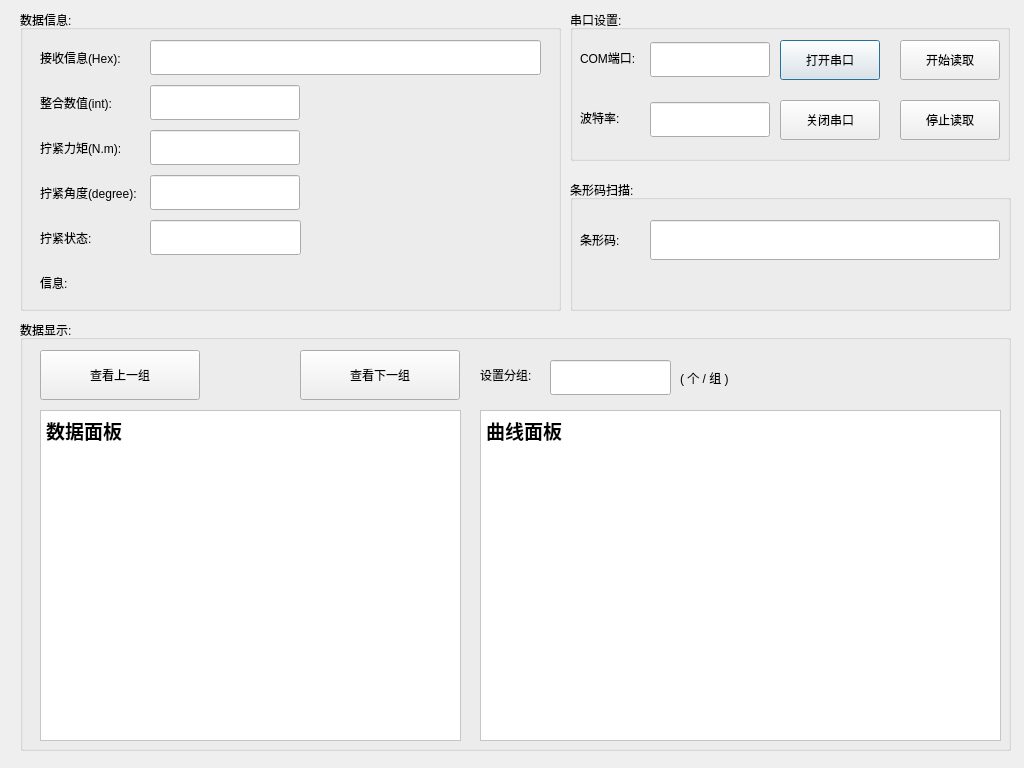
Arvin-He/projects, file serialCom/res/serialCom.ui: the form before one commit.
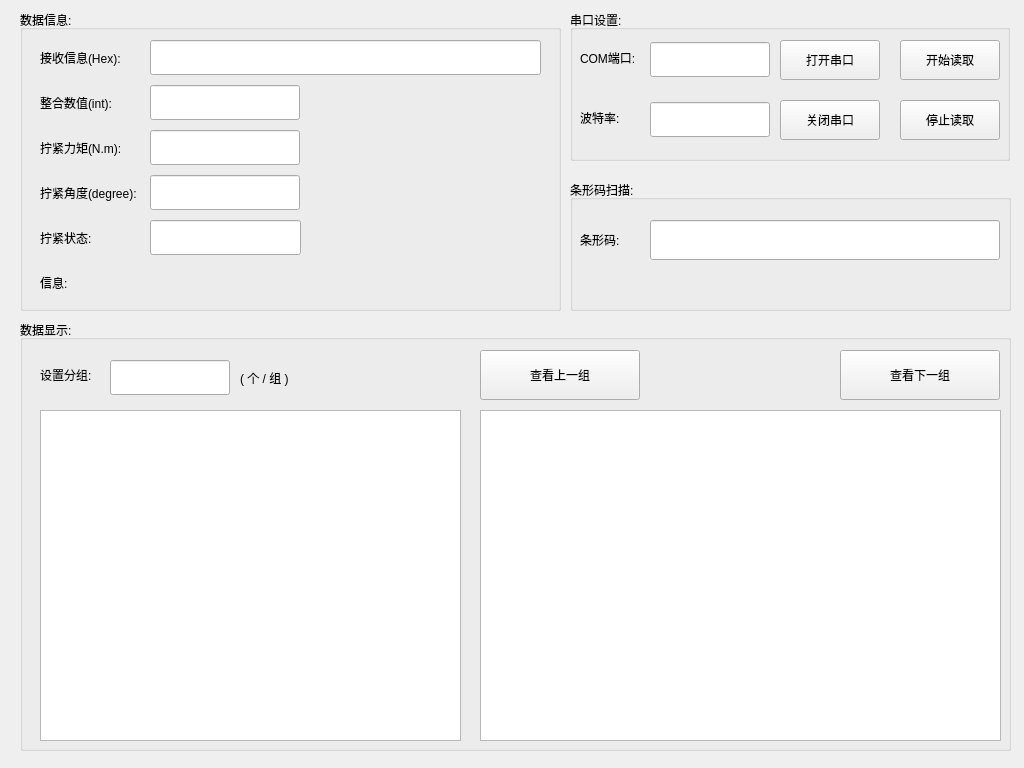
The form after the commit.

What changed in the file:
```diff
--- a/serialCom/res/serialCom.ui
+++ b/serialCom/res/serialCom.ui
@@ -268,6 +268,9 @@
     <property name="text">
      <string>打开串口</string>
     </property>
+    <property name="autoDefault">
+     <bool>false</bool>
+    </property>
    </widget>
    <widget class="QLineEdit" name="portEdit">
     <property name="geometry">
@@ -320,6 +323,9 @@
     <property name="text">
      <string>关闭串口</string>
     </property>
+    <property name="autoDefault">
+     <bool>false</bool>
+    </property>
    </widget>
    <widget class="QLabel" name="label_8">
     <property name="geometry">
@@ -369,6 +375,9 @@
     <property name="text">
      <string>停止读取</string>
     </property>
+    <property name="autoDefault">
+     <bool>false</bool>
+    </property>
    </widget>
    <widget class="QPushButton" name="startReadBtn">
     <property name="geometry">
@@ -385,6 +394,9 @@
     <property name="text">
      <string>开始读取</string>
     </property>
+    <property name="autoDefault">
+     <bool>false</bool>
+    </property>
    </widget>
   </widget>
   <widget class="QGroupBox" name="groupBox_3">
@@ -448,9 +460,9 @@
    <widget class="QLineEdit" name="groupCountEdit">
     <property name="geometry">
      <rect>
-      <x>530</x>
+      <x>90</x>
       <y>40</y>
-      <width>121</width>
+      <width>120</width>
       <height>35</height>
      </rect>
     </property>
@@ -465,7 +477,7 @@
    <widget class="QPushButton" name="preBtn">
     <property name="geometry">
      <rect>
-      <x>20</x>
+      <x>460</x>
       <y>30</y>
       <width>160</width>
       <height>50</height>
@@ -477,11 +489,14 @@
     <property name="text">
      <string>查看上一组</string>
     </property>
+    <property name="autoDefault">
+     <bool>false</bool>
+    </property>
    </widget>
    <widget class="QPushButton" name="nextBtn">
     <property name="geometry">
      <rect>
-      <x>280</x>
+      <x>820</x>
       <y>30</y>
       <width>160</width>
       <height>50</height>
@@ -493,11 +508,14 @@
     <property name="text">
      <string>查看下一组</string>
     </property>
+    <property name="autoDefault">
+     <bool>false</bool>
+    </property>
    </widget>
    <widget class="QLabel" name="label_6">
     <property name="geometry">
      <rect>
-      <x>460</x>
+      <x>20</x>
       <y>40</y>
       <width>65</width>
       <height>30</height>
@@ -510,9 +528,9 @@
    <widget class="QLabel" name="label_9">
     <property name="geometry">
      <rect>
-      <x>660</x>
+      <x>220</x>
       <y>40</y>
-      <width>111</width>
+      <width>100</width>
       <height>35</height>
      </rect>
     </property>
@@ -520,7 +538,7 @@
      <string>( 个 / 组 )</string>
     </property>
    </widget>
-   <widget class="QLabel" name="dataPanel">
+   <widget class="QListWidget" name="dataListPanel">
     <property name="geometry">
      <rect>
       <x>20</x>
@@ -531,31 +549,17 @@
     </property>
     <property name="font">
      <font>
+      <family>微软雅黑</family>
       <pointsize>14</pointsize>
-      <weight>75</weight>
-      <bold>true</bold>
+      <weight>50</weight>
+      <bold>false</bold>
      </font>
     </property>
-    <property name="styleSheet">
-     <string notr="true">background-color: rgb(255, 255, 255);</string>
-    </property>
-    <property name="frameShape">
-     <enum>QFrame::StyledPanel</enum>
-    </property>
-    <property name="text">
-     <string>数据面板</string>
-    </property>
-    <property name="alignment">
-     <set>Qt::AlignLeading|Qt::AlignLeft|Qt::AlignTop</set>
-    </property>
-    <property name="margin">
-     <number>20</number>
-    </property>
-    <property name="indent">
-     <number>5</number>
+    <property name="focusPolicy">
+     <enum>Qt::NoFocus</enum>
     </property>
    </widget>
-   <widget class="QLabel" name="graphPanel">
+   <widget class="QListWidget" name="productInfoPanel">
     <property name="geometry">
      <rect>
       <x>460</x>
@@ -567,30 +571,10 @@
     <property name="font">
      <font>
       <pointsize>14</pointsize>
-      <weight>75</weight>
-      <bold>true</bold>
      </font>
     </property>
-    <property name="styleSheet">
-     <string notr="true">background-color: rgb(255, 255, 255);</string>
-    </property>
-    <property name="frameShape">
-     <enum>QFrame::StyledPanel</enum>
-    </property>
-    <property name="lineWidth">
-     <number>1</number>
-    </property>
-    <property name="text">
-     <string>曲线面板</string>
-    </property>
-    <property name="alignment">
-     <set>Qt::AlignLeading|Qt::AlignLeft|Qt::AlignTop</set>
-    </property>
-    <property name="margin">
-     <number>20</number>
-    </property>
-    <property name="indent">
-     <number>5</number>
+    <property name="focusPolicy">
+     <enum>Qt::NoFocus</enum>
     </property>
    </widget>
   </widget>
```
